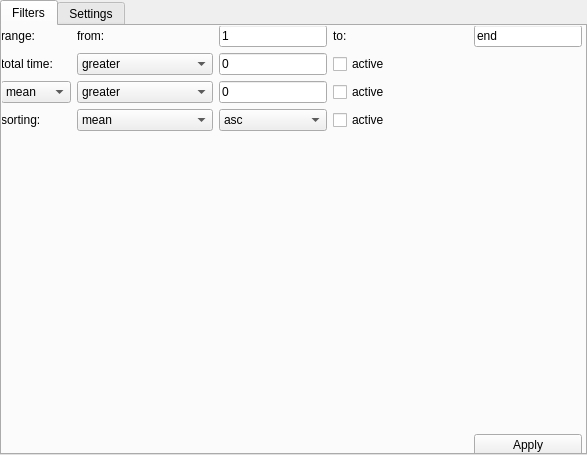
The window that settings.ui (maxscheurer/pycontact) describes before a commit, drawn with Qt 5.
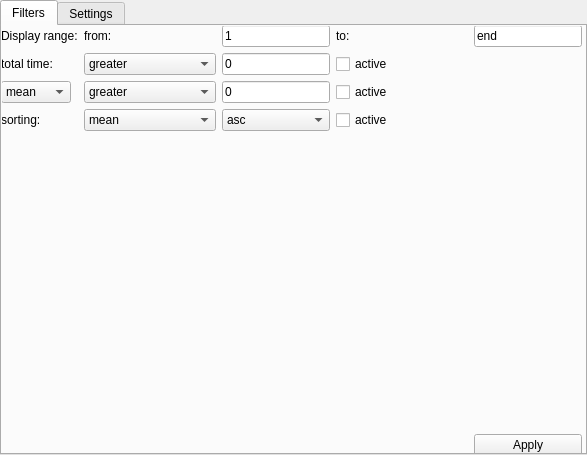
The same window after the commit.

Commit message: preparations for time weighting

Patch:
```diff
--- a/settings.ui
+++ b/settings.ui
@@ -230,7 +230,7 @@
      <item row="0" column="0">
       <widget class="QLabel" name="rangeLabel">
        <property name="text">
-        <string>range:</string>
+        <string>Display range:</string>
        </property>
       </widget>
      </item>
```
The commit also changes 2 other files.
